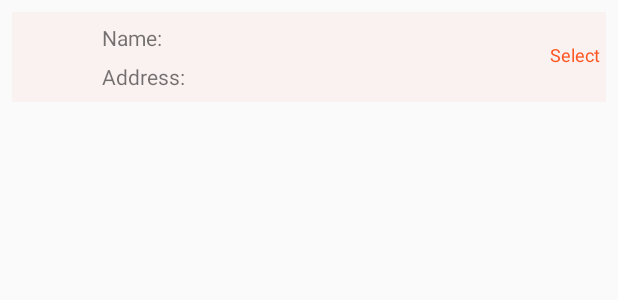
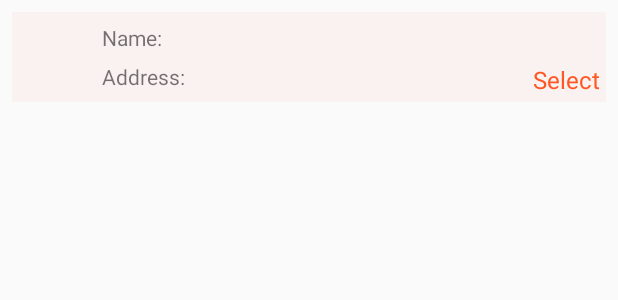
Before and after one commit to Moonianne/Bindle, an Android app: the layout add_location_item_view.xml on its own in the app's theme, with its tools: preview values and no code run, on a phone screen of 412 x 824 dp. Shown: the top 300 px of the screen. Run offline under Robolectric (Android 15) with nearby library versions, the phone set to English and light mode, and no system bars.

Commit message:
changed button in itemView layout to textview

```diff
--- a/group/src/main/java/com/android/group/view/recyclerview/AddLocationViewHolder.java
+++ b/group/src/main/java/com/android/group/view/recyclerview/AddLocationViewHolder.java
@@ -3,7 +3,6 @@ package com.android.group.view.recyclerview;
 import android.support.annotation.NonNull;
 import android.support.v7.widget.RecyclerView;
 import android.view.View;
-import android.widget.Button;
 import android.widget.ImageView;
 import android.widget.TextView;
 
@@ -31,7 +30,7 @@ public class AddLocationViewHolder extends RecyclerView.ViewHolder {
         venueImageView = itemView.findViewById(R.id.venue_image);
         venueNameTextView = itemView.findViewById(R.id.venue_name);
         venueAddressTextView = itemView.findViewById(R.id.venue_address);
-        selectButton = itemView.findViewById(R.id.select_button);
+        selectButton = itemView.findViewById(R.id.select_text_view);
     }
 
     public void onBind(final Venue venue) {
--- a/group/src/main/res/layout/add_location_item_view.xml
+++ b/group/src/main/res/layout/add_location_item_view.xml
@@ -32,17 +32,16 @@
         android:text="Address: "
         />
     <TextView
-        android:id="@+id/select_button"
+        android:id="@+id/select_text_view"
         app:layout_constraintEnd_toEndOf="parent"
         app:layout_constraintBottom_toBottomOf="parent"
-        app:layout_constraintTop_toTopOf="parent"
         android:layout_marginEnd="4dp"
         android:layout_marginBottom="4dp"
         android:layout_width="wrap_content"
         android:layout_height="wrap_content"
         android:background="#FAF1F1"
         android:textColor="#FF5722"
-        android:textSize="12sp"
+        android:textSize="16sp"
         android:text="Select"
         android:clickable="true"
         android:focusable="true" />
```
